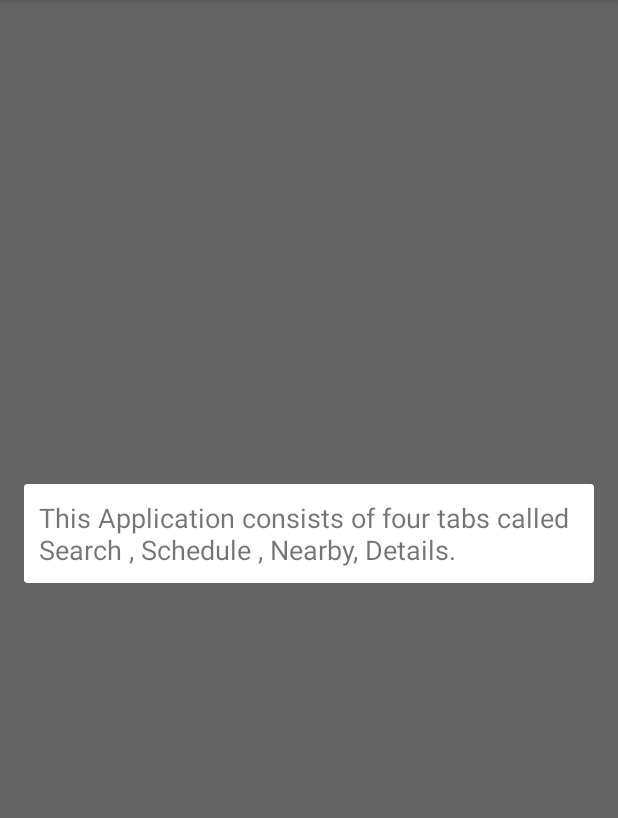
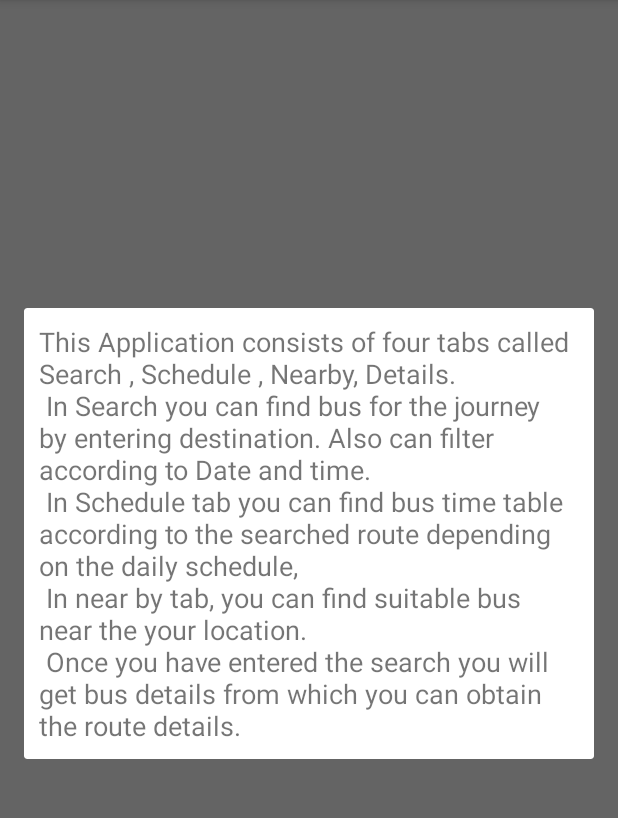
Before and after one commit to MLBCoders/MyBus, an Android app: the fragment AboutFragment shown on its own in the app's theme, on a phone screen of 412 x 824 dp, the part 84-902 px from its top. Run offline under Robolectric (Android 15) with nearby library versions, the phone set to English and light mode, and no system bars.

Commit message:
Setting for about

```diff
--- a/app/src/main/res/values/strings.xml
+++ b/app/src/main/res/values/strings.xml
@@ -109,6 +109,7 @@
 
     <string name="pref_title_vibrate">Vibrate</string>
 
-    <string name="about_string">This Application consists of four tabs called Search , Schedule , Nearby, Details. </string>
+    <string name="about_string">This Application consists of four tabs called Search , Schedule , Nearby, Details. \n In Search you can find bus for the journey by entering destination. Also can filter according to Date and time.\n In Schedule tab you can find bus time table according to the searched route depending on the daily schedule, \n In near by tab, you can find suitable bus near the your location. \n Once you have entered the search you will get bus details from which you can obtain the route details.
+                                </string>
 
 </resources>
```
